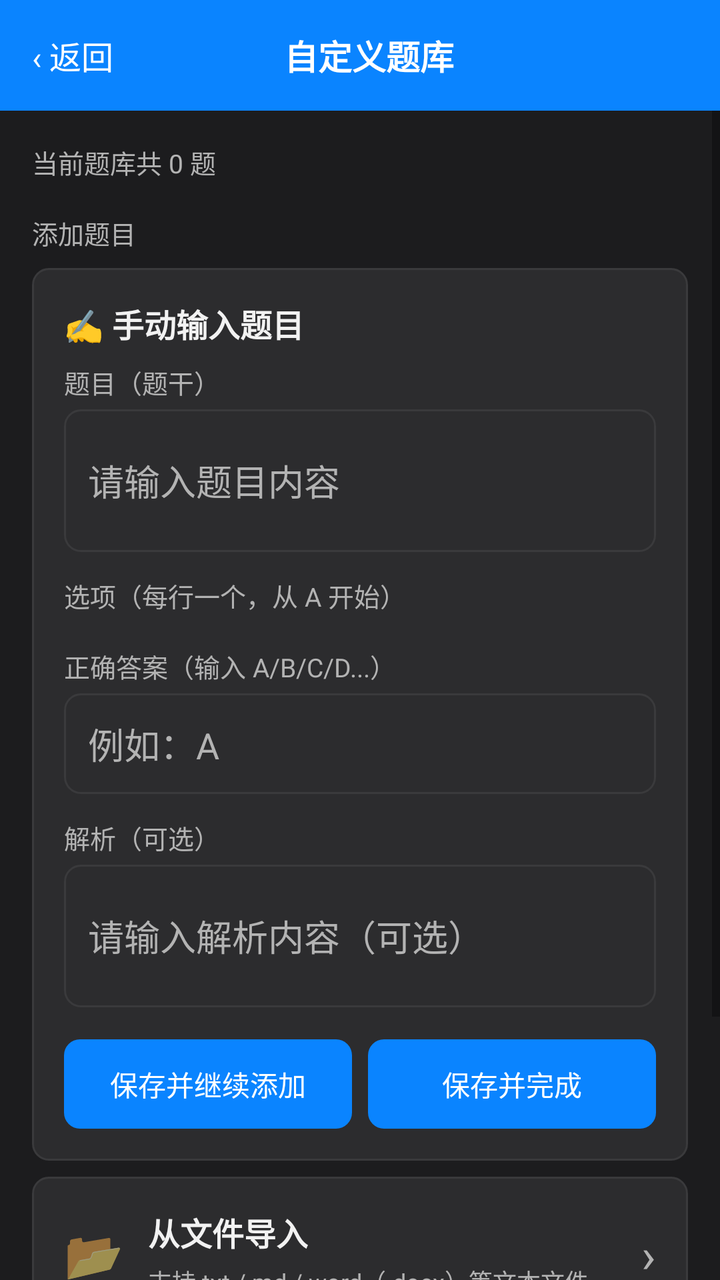
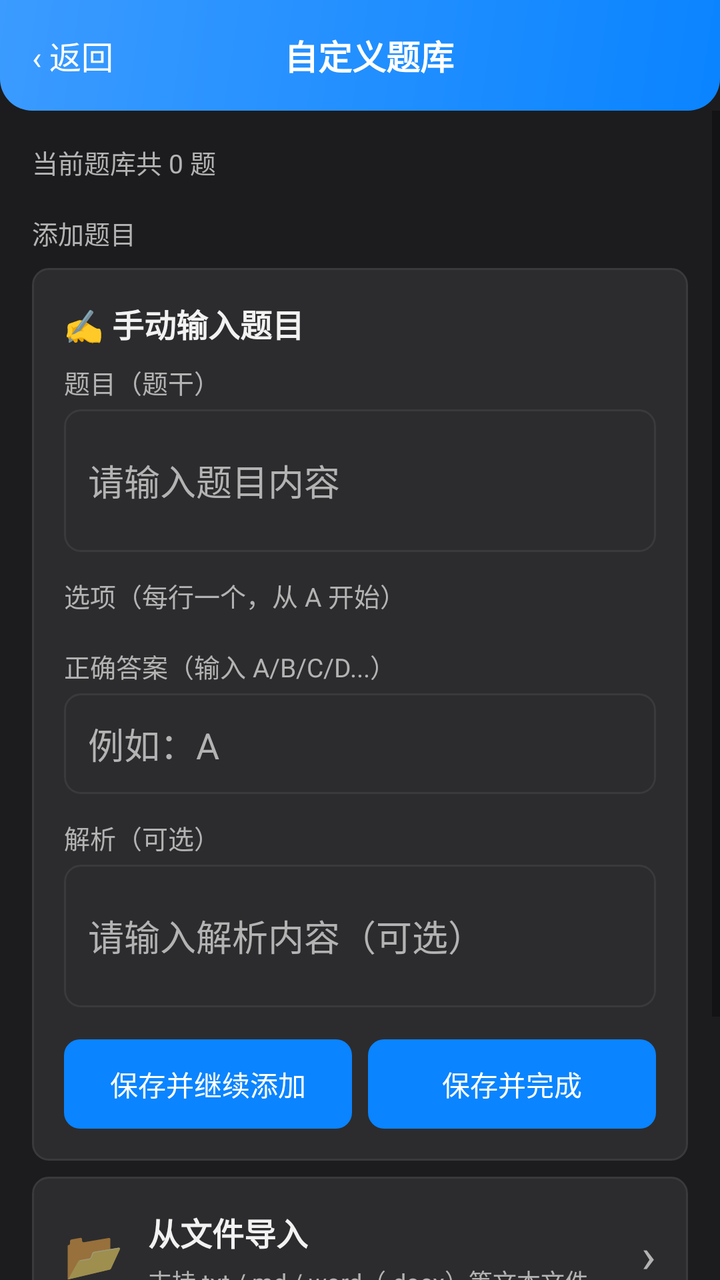

Before-and-after screenshots of an Android layout around one commit, followed by the original layout XML and the change that was made.
<!-- AndroidManifest.xml: application theme Theme.AlgoRobo -->
<!-- res/layout/activity_custom_bank.xml -->
<?xml version="1.0" encoding="utf-8"?>
<LinearLayout xmlns:android="http://schemas.android.com/apk/res/android"
    android:layout_width="match_parent" android:layout_height="match_parent"
    android:orientation="vertical" android:background="@color/bg_page">

    
    <LinearLayout android:id="@+id/topBar" android:layout_width="match_parent" android:layout_height="wrap_content"
        android:orientation="horizontal" android:gravity="center_vertical"
        android:background="@color/primary" android:padding="12dp">
        <TextView android:id="@+id/btnCustomBankBack" android:layout_width="wrap_content"
            android:layout_height="wrap_content" android:text="‹ 返回"
            android:textSize="16sp" android:textColor="@android:color/white" android:padding="4dp"/>
        <TextView android:layout_width="0dp" android:layout_height="wrap_content"
            android:layout_weight="1" android:gravity="center" android:text="自定义题库"
            android:textSize="17sp" android:textStyle="bold" android:textColor="@android:color/white"/>
        <TextView android:layout_width="40dp" android:layout_height="wrap_content"/>
    </LinearLayout>

    <ScrollView android:layout_width="match_parent" android:layout_height="0dp" android:layout_weight="1">
        <LinearLayout android:layout_width="match_parent" android:layout_height="wrap_content"
            android:orientation="vertical" android:padding="16dp">

            
            <TextView android:id="@+id/tvCustomBankCount" android:layout_width="wrap_content"
                android:layout_height="wrap_content" android:text="当前题库共 0 题"
                android:textSize="13sp" android:textColor="@color/text_sub"/>

            
            <TextView android:layout_width="wrap_content" android:layout_height="wrap_content"
                android:layout_marginTop="16dp" android:text="添加题目" android:textSize="13sp"
                android:textColor="@color/text_sub" android:layout_marginBottom="8dp"/>

            
            <LinearLayout android:layout_width="match_parent" android:layout_height="wrap_content"
                android:orientation="vertical" android:padding="16dp" android:background="@drawable/bg_card">

                <TextView android:layout_width="wrap_content" android:layout_height="wrap_content"
                    android:text="✍️ 手动输入题目" android:textSize="16sp" android:textStyle="bold"
                    android:textColor="@color/text_main"/>

                <TextView android:layout_width="wrap_content" android:layout_height="wrap_content"
                    android:layout_marginTop="8dp" android:text="题目（题干）" android:textSize="13sp"
                    android:textColor="@color/text_sub"/>
                <EditText android:id="@+id/etStem" android:layout_width="match_parent"
                    android:layout_height="wrap_content" android:minLines="2" android:hint="请输入题目内容"
                    android:textColor="@color/text_main" android:textColorHint="@color/text_sub"
                    android:background="@drawable/bg_option_normal" android:padding="12dp"
                    android:layout_marginTop="4dp"/>

                <TextView android:layout_width="wrap_content" android:layout_height="wrap_content"
                    android:layout_marginTop="12dp" android:text="选项（每行一个，从 A 开始）"
                    android:textSize="13sp" android:textColor="@color/text_sub"/>
                <LinearLayout android:id="@+id/optionsInputContainer" android:layout_width="match_parent"
                    android:layout_height="wrap_content" android:orientation="vertical"
                    android:layout_marginTop="4dp"/>

                <TextView android:layout_width="wrap_content" android:layout_height="wrap_content"
                    android:layout_marginTop="12dp" android:text="正确答案（输入 A/B/C/D...）"
                    android:textSize="13sp" android:textColor="@color/text_sub"/>
                <EditText android:id="@+id/etAnswer" android:layout_width="match_parent"
                    android:layout_height="wrap_content" android:hint="例如：A"
                    android:textColor="@color/text_main" android:textColorHint="@color/text_sub"
                    android:background="@drawable/bg_option_normal" android:padding="12dp"
                    android:layout_marginTop="4dp" android:inputType="text" android:maxLength="1"/>

                <TextView android:layout_width="wrap_content" android:layout_height="wrap_content"
                    android:layout_marginTop="12dp" android:text="解析（可选）" android:textSize="13sp"
                    android:textColor="@color/text_sub"/>
                <EditText android:id="@+id/etAnalysis" android:layout_width="match_parent"
                    android:layout_height="wrap_content" android:minLines="2" android:hint="请输入解析内容（可选）"
                    android:textColor="@color/text_main" android:textColorHint="@color/text_sub"
                    android:background="@drawable/bg_option_normal" android:padding="12dp"
                    android:layout_marginTop="4dp"/>

                <LinearLayout android:layout_width="match_parent" android:layout_height="wrap_content"
                    android:orientation="horizontal" android:layout_marginTop="16dp">
                    <TextView android:id="@+id/btnSaveOne" android:layout_width="0dp"
                        android:layout_height="wrap_content" android:layout_weight="1"
                        android:gravity="center" android:text="保存并继续添加" android:textSize="14sp"
                        android:textColor="@android:color/white" android:background="@drawable/bg_btn_primary"
                        android:padding="12dp"/>
                    <TextView android:id="@+id/btnSaveDone" android:layout_width="0dp"
                        android:layout_height="wrap_content" android:layout_weight="1"
                        android:layout_marginStart="8dp" android:gravity="center" android:text="保存并完成"
                        android:textSize="14sp" android:textColor="@android:color/white"
                        android:background="@drawable/bg_btn_primary" android:padding="12dp"/>
                </LinearLayout>
            </LinearLayout>

            
            <LinearLayout android:id="@+id/btnImportFile" android:layout_width="match_parent"
                android:layout_height="wrap_content" android:layout_marginTop="8dp"
                android:orientation="horizontal" android:gravity="center_vertical"
                android:padding="16dp" android:background="@drawable/bg_card">
                <TextView android:layout_width="wrap_content" android:layout_height="wrap_content"
                    android:text="📂" android:textSize="24sp"/>
                <LinearLayout android:layout_width="0dp" android:layout_height="wrap_content"
                    android:layout_weight="1" android:layout_marginStart="12dp" android:orientation="vertical">
                    <TextView android:layout_width="wrap_content" android:layout_height="wrap_content"
                        android:text="从文件导入" android:textSize="16sp" android:textStyle="bold"
                        android:textColor="@color/text_main"/>
                    <TextView android:layout_width="wrap_content" android:layout_height="wrap_content"
                        android:layout_marginTop="4dp" android:text="支持 txt / md / word（.docx）等文本文件"
                        android:textSize="12sp" android:textColor="@color/text_sub"/>
                </LinearLayout>
                <TextView android:layout_width="wrap_content" android:layout_height="wrap_content"
                    android:text="›" android:textSize="24sp" android:textColor="@color/text_sub"/>
            </LinearLayout>

            
            <TextView android:id="@+id/tvFormatHint" android:layout_width="wrap_content"
                android:layout_height="wrap_content" android:layout_marginTop="12dp"
                android:text="导入格式说明：每道题以空行分隔；第一行题干，之后每行一个选项（A. xxx），正确答案行以「答案：A」标注，解析行以「解析：...」标注。也支持 JSON 数组格式。"
                android:textSize="12sp" android:textColor="@color/text_sub" android:lineSpacingExtra="2dp"/>

            
            <TextView android:id="@+id/btnClearBank" android:layout_width="match_parent"
                android:layout_height="wrap_content" android:layout_marginTop="16dp"
                android:gravity="center" android:text="清空自定义题库" android:textSize="14sp"
                android:textColor="@color/danger" android:background="@drawable/bg_option_normal"
                android:padding="12dp"/>
        </LinearLayout>
    </ScrollView>
</LinearLayout>
<!-- resources referenced by this layout -->
<resources>
  <color name="bg_page">#1C1C1E</color>
  <color name="danger">#FF453A</color>
  <color name="primary">#0A84FF</color>
  <color name="text_main">#F2F2F2</color>
  <color name="text_sub">#B3B3B3</color>
  <!-- drawable bg_btn_primary (drawable) -->
  <?xml version="1.0" encoding="utf-8"?>
  <shape xmlns:android="http://schemas.android.com/apk/res/android">
      <solid android:color="@color/primary" />
      <corners android:radius="8dp" />
  </shape>
  <!-- drawable bg_card (drawable) -->
  <?xml version="1.0" encoding="utf-8"?>
  <shape xmlns:android="http://schemas.android.com/apk/res/android" android:shape="rectangle">
      <solid android:color="@color/card_bg" />
      <corners android:radius="8dp" />
      <stroke android:width="1dp" android:color="@color/divider" />
  </shape>
  <!-- drawable bg_option_normal (drawable) -->
  <?xml version="1.0" encoding="utf-8"?>
  <shape xmlns:android="http://schemas.android.com/apk/res/android">
      <solid android:color="@color/card_bg" />
      <corners android:radius="8dp" />
      <stroke android:width="1dp" android:color="@color/divider" />
  </shape>
  <style name="Theme.AlgoRobo" parent="Theme.AppCompat.DayNight.NoActionBar">
          <item name="colorPrimary">@color/primary</item>
          <item name="colorPrimaryDark">@color/primary_dark</item>
          <item name="colorAccent">@color/primary</item>
          <item name="android:windowBackground">@color/bg_page</item>
          <item name="android:navigationBarColor">@color/bg_page</item>
          <item name="android:windowLightStatusBar">false</item>
          <item name="android:windowLayoutInDisplayCutoutMode">shortEdges</item>
      </style>
  <color name="card_bg">#2C2C2E</color>
  <color name="divider">#3A3A3C</color>
  <color name="primary_dark">#0A84FF</color>
</resources>

<!-- the commit's change to res/layout/activity_custom_bank.xml (unified diff, before → after) -->
@@ -6,7 +6,7 @@
     
     <LinearLayout android:id="@+id/topBar" android:layout_width="match_parent" android:layout_height="wrap_content"
         android:orientation="horizontal" android:gravity="center_vertical"
-        android:background="@color/primary" android:padding="12dp">
+        android:background="@drawable/bg_result_header_chalk" android:padding="12dp">
         <TextView android:id="@+id/btnCustomBankBack" android:layout_width="wrap_content"
             android:layout_height="wrap_content" android:text="‹ 返回"
             android:textSize="16sp" android:textColor="@android:color/white" android:padding="4dp"/>
<!-- resource entries referenced after the edit -->
@@ -25,6 +25,12 @@
       <corners android:radius="8dp" />
       <stroke android:width="1dp" android:color="@color/divider" />
   </shape>
+  <!-- drawable bg_result_header_chalk (drawable) -->
+  <?xml version="1.0" encoding="utf-8"?>
+  <shape xmlns:android="http://schemas.android.com/apk/res/android" android:shape="rectangle">
+      <gradient android:startColor="#0A84FF" android:endColor="#3B9BFF" android:angle="135" />
+      <corners android:bottomLeftRadius="16dp" android:bottomRightRadius="16dp" />
+  </shape>
   <style name="Theme.AlgoRobo" parent="Theme.AppCompat.DayNight.NoActionBar">
           <item name="colorPrimary">@color/primary</item>
           <item name="colorPrimaryDark">@color/primary_dark</item>
